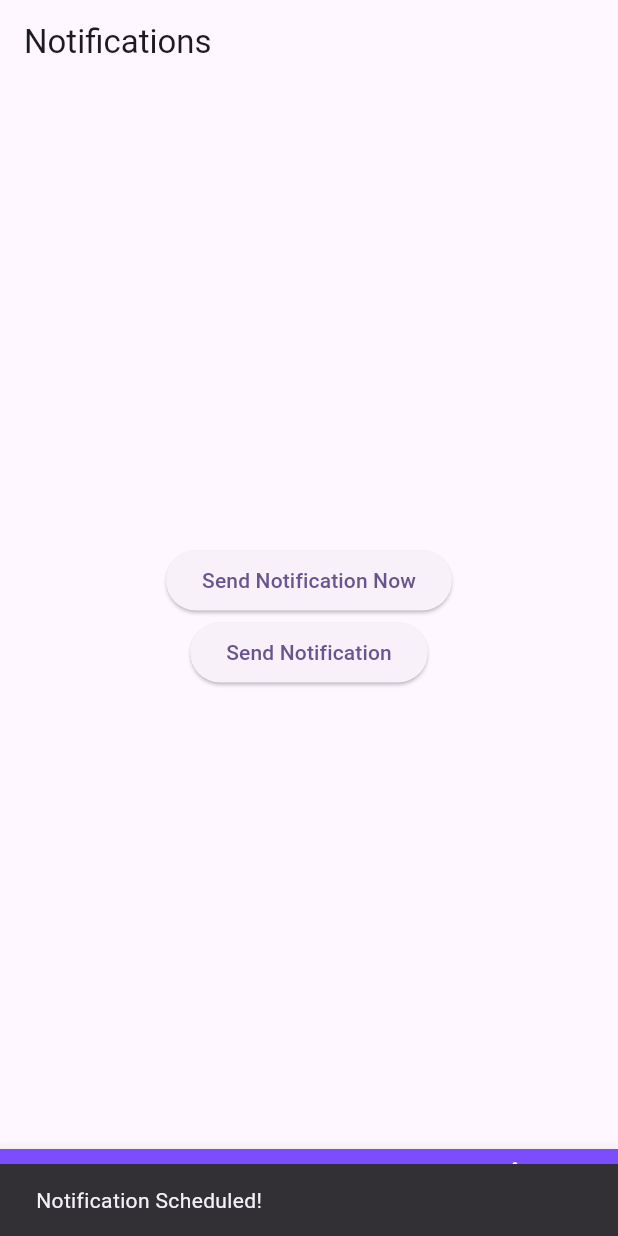
After one commit to Swbhaav/chess, a Flutter app: the screen it shows once a user with an empty profile is signed in, item 4 of the bottom bar chosen, after a tap on "Send Notification", on a phone screen of 412 x 824 dp. The commit adds this screen. Run offline on Flutter 3.47's test engine with Material 3 defaults, Android fonts, the phone set to English and light mode, and no system bars; our stand-ins replace cloud_firestore, firebase_auth, firebase_core, flutter_local_notifications, flutter_timezone, google_sign_in and 3 more; missing offline and left inert: agora_rtc_engine, zego_uikit_prebuilt_call; accounts and stored records are empty; generated files the repository leaves out were written again.

Commit message:
Notificatino feature

```diff
--- a/lib/main.dart
+++ b/lib/main.dart
@@ -1,5 +1,5 @@
-import 'package:chessgame/game_board.dart';
 import 'package:chessgame/services/auth/auth_gate.dart';
+import 'package:chessgame/services/notification/noti_service.dart';
 import 'package:firebase_core/firebase_core.dart';
 import 'package:flutter/material.dart';
 
@@ -7,6 +7,9 @@
 
 void main() async{
   WidgetsFlutterBinding.ensureInitialized();
+
+  // init notification
+  NotiService().init();
   await Firebase.initializeApp(
     options: DefaultFirebaseOptions.currentPlatform,
   );
--- a/lib/pages/chat_page.dart
+++ b/lib/pages/chat_page.dart
@@ -20,6 +20,7 @@ class ChatPage extends StatelessWidget {
       appBar: AppBar(
         title: Text("Chat With Other"),
         centerTitle: true,
+
 
       ),
       body: StreamBuilder(
--- a/lib/pages/homepage.dart
+++ b/lib/pages/homepage.dart
@@ -1,4 +1,5 @@
 
+import 'package:chessgame/pages/notification_page.dart';
 import 'package:flutter/material.dart';
 
 import '../game_board.dart';
@@ -22,6 +23,7 @@ class _HomePageState extends State<HomePage> {
     GameBoard(),
     VideoPage(),
     ChatPage(),
+    NotificationPage(),
 
   ];
   @override
@@ -56,6 +58,12 @@ class _HomePageState extends State<HomePage> {
             backgroundColor: Colors.deepPurpleAccent,
           ),
 
+          BottomNavigationBarItem(
+            icon: Icon(Icons.notification_important_rounded),
+            label: 'Notification',
+            backgroundColor: Colors.deepPurpleAccent,
+          ),
+
         ],
       ),
     );
--- /dev/null
+++ b/lib/pages/notification_page.dart
@@ -0,0 +1,66 @@
+import 'package:chessgame/services/notification/noti_service.dart';
+import 'package:flutter/material.dart';
+
+class NotificationPage extends StatelessWidget {
+  const NotificationPage({super.key});
+
+  @override
+  Widget build(BuildContext context) {
+    final notiService = NotiService();
+
+    return Scaffold(
+      appBar: AppBar(title: const Text('Notifications')),
+      body: Center(
+        child: Column(
+          mainAxisAlignment: MainAxisAlignment.center,
+          children: [
+            ElevatedButton(
+              onPressed: () async {
+                try {
+                  // Ensure initialization before showing notification
+                  await notiService.init();
+                  await notiService.showNotification(
+                    title: 'Chess Game Alert',
+                    body: 'You have a new notification!',
+                  );
+                  ScaffoldMessenger.of(context).showSnackBar(
+                    const SnackBar(content: Text('Notification sent!')),
+                  );
+                } catch (e) {
+                  print('Error: $e'); // Debug log
+                  ScaffoldMessenger.of(context).showSnackBar(
+                    SnackBar(content: Text('Failed to send notification: $e')),
+                  );
+                }
+              },
+              child: const Text('Send Notification Now'),
+            ),
+            ElevatedButton(
+              onPressed: () async {
+                try {
+                  // Ensure initialization before showing notification
+                  await notiService.init();
+                  await notiService.scheduleNotification(
+                    title: 'TIME TO PLAY',
+                    body: 'YOU HAVE A NEW NOTIFICATION',
+                    hour: 18,
+                    minute: 39,
+                  );
+                  ScaffoldMessenger.of(context).showSnackBar(
+                      const SnackBar(content: Text('Notification Scheduled!')),);
+
+                } catch (e) {
+                  print('Error: $e'); // Debug log
+                  ScaffoldMessenger.of(context).showSnackBar(
+                    SnackBar(content: Text('Failed to send notification: $e')),
+                  );
+                }
+              },
+              child: const Text('Send Notification'),
+            ),
+          ],
+        ),
+      ),
+    );
+  }
+}
--- /dev/null
+++ b/lib/services/notification/noti_service.dart
@@ -0,0 +1,125 @@
+import 'package:flutter_local_notifications/flutter_local_notifications.dart';
+import 'package:timezone/timezone.dart' as tz;
+import 'package:timezone/data/latest.dart' as tz;
+import 'package:flutter_timezone/flutter_timezone.dart';
+
+class NotiService {
+  final FlutterLocalNotificationsPlugin _notificationsPlugin =
+  FlutterLocalNotificationsPlugin();
+
+  Future<void> init() async {
+    try {
+      tz.initializeTimeZones();
+      final String currentTimeZone = await FlutterTimezone.getLocalTimezone();
+      tz.setLocalLocation(tz.getLocation(currentTimeZone));
+
+      const androidInit = AndroidInitializationSettings('@mipmap/ic_launcher');
+      const iosInit = DarwinInitializationSettings(
+        requestAlertPermission: true,
+        requestBadgePermission: true,
+        requestSoundPermission: true,
+      );
+      const initSettings = InitializationSettings(
+        android: androidInit,
+        iOS: iosInit,
+      );
+
+      await _notificationsPlugin.initialize(initSettings);
+
+      final androidPlugin = _notificationsPlugin
+          .resolvePlatformSpecificImplementation<
+          AndroidFlutterLocalNotificationsPlugin>();
+      await androidPlugin?.requestNotificationsPermission();
+    } catch (e) {
+      print('Initialization error: $e');
+    }
+  }
+
+  Future<void> showNotification({
+    required String title,
+    required String body,
+  }) async {
+    const androidDetails = AndroidNotificationDetails(
+      'chess_game_channel',
+      'Chess Game Notifications',
+      channelDescription: 'Notifications for Chess Game',
+      importance: Importance.max,
+      priority: Priority.high,
+      showWhen: true,
+    );
+    const platformDetails = NotificationDetails(
+      android: androidDetails,
+      iOS: DarwinNotificationDetails(),
+    );
+
+    try {
+      await _notificationsPlugin.show(
+        0,
+        title,
+        body,
+        platformDetails,
+      );
+    } catch (e) {
+      print('Show notification error: $e');
+    }
+  }
+
+  Future<void> scheduleNotification({
+    int id = 1,
+    required String title,
+    required String body,
+    required int hour,
+    required int minute,
+  }) async {
+    final now = tz.TZDateTime.now(tz.local);
+    var scheduledDate = tz.TZDateTime(
+      tz.local,
+      now.year,
+      now.month,
+      now.day,
+      hour,
+      minute,
+    );
+
+    if (scheduledDate.isBefore(now)) {
+      scheduledDate = scheduledDate.add(const Duration(days: 1));
+    }
+
+    const androidDetails = AndroidNotificationDetails(
+      'chess_game_channel',
+      'Chess Game Notifications',
+      channelDescription: 'Notifications for Chess Game',
+      importance: Importance.max,
+      priority: Priority.high,
+      showWhen: true,
+    );
+    const platformDetails = NotificationDetails(
+      android: androidDetails,
+      iOS: DarwinNotificationDetails(),
+    );
+
+    try {
+      await _notificationsPlugin.zonedSchedule(
+        id,
+        title,
+        body,
+        scheduledDate,
+        platformDetails,
+        androidScheduleMode: AndroidScheduleMode.inexactAllowWhileIdle,
+
+      );
+      print('Notification scheduled for ${scheduledDate.toString()}');
+    } catch (e) {
+      print('Schedule notification error: $e');
+    }
+  }
+
+  Future<void> cancelAllNotifications() async {
+    try {
+      await _notificationsPlugin.cancelAll();
+      print('All notifications canceled');
+    } catch (e) {
+      print('Cancel notifications error: $e');
+    }
+  }
+}
--- a/pubspec.yaml
+++ b/pubspec.yaml
@@ -42,7 +42,9 @@ dependencies:
   zego_uikit_prebuilt_call: ^4.17.13
   agora_rtc_engine: ^6.5.2
   permission_handler: ^11.4.0
-
+  flutter_local_notifications: ^19.4.0
+  timezone: ^0.10.1
+  flutter_timezone: ^4.1.1
 dev_dependencies:
   flutter_test:
     sdk: flutter
```
Also changed, not shown: pubspec.lock, 8 other files.
